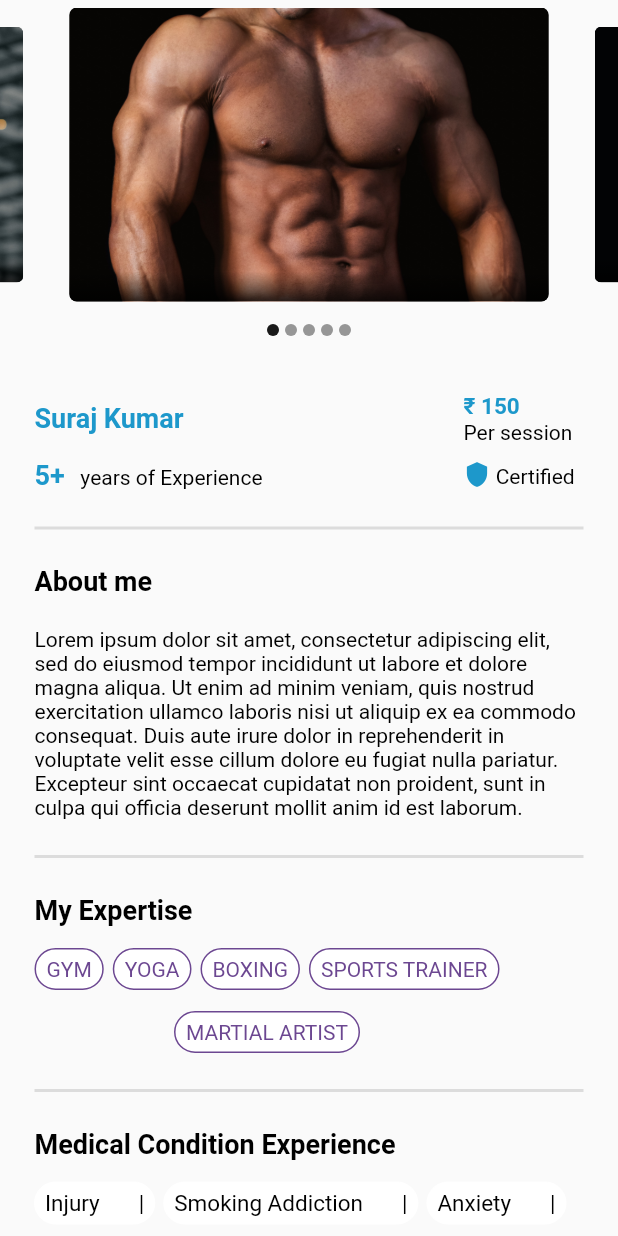
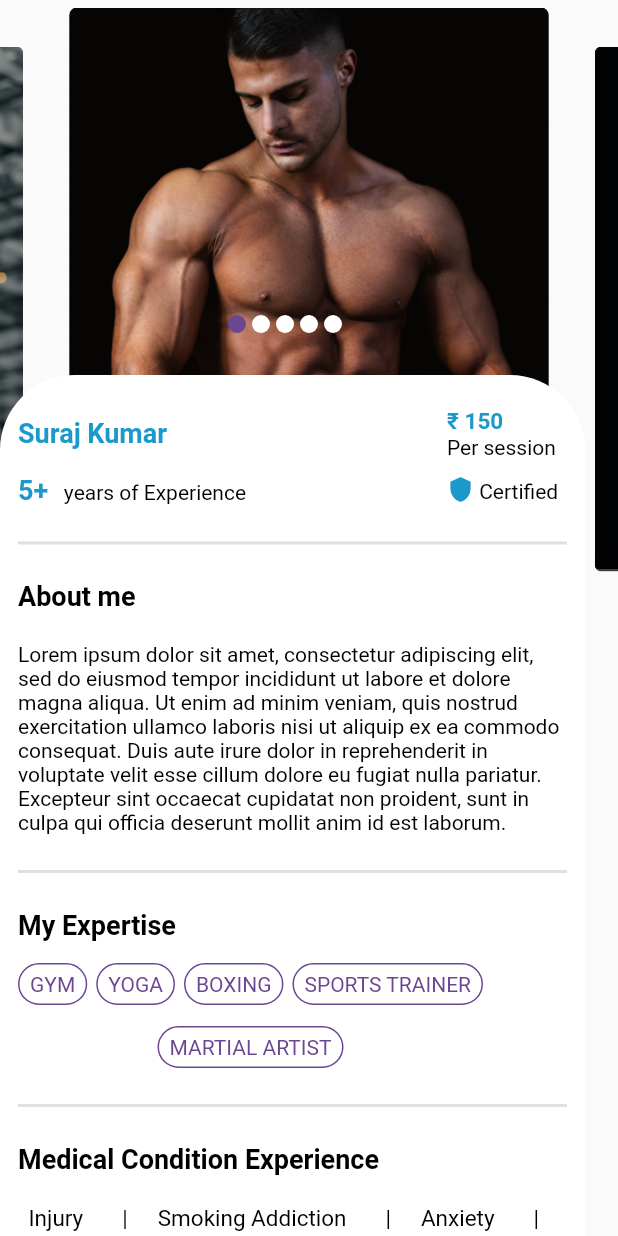
Before and after one commit to Tarster/Yoboshu_clone, a Flutter app: the screen it shows after launch, on a phone screen of 412 x 824 dp. Run offline on Flutter 3.47's test engine with Material 2 defaults, Android fonts, the phone set to English and light mode, and no system bars; drawn by our look-alikes of carousel_slider, flutter_tags; our stand-ins replace font_awesome_flutter.

Commit message:
Screen update

```diff
--- a/lib/main.dart
+++ b/lib/main.dart
@@ -1,3 +1,4 @@
+import 'package:flutter/foundation.dart';
 import 'package:flutter/material.dart';
 import 'package:trainer_clone/trainer_widget/image_widget/image_widget.dart';
 
@@ -54,16 +55,28 @@ class MyWidget extends StatelessWidget {
     return Scaffold(
       body: SafeArea(
         child: Stack(
-          alignment: Alignment.topCenter,
+          fit: StackFit.expand,
+          clipBehavior: Clip.hardEdge,
+
           children: <Widget>[
-            ImageWidget(),
+
+            Container(
+              //color: Colors.black,
+              width: 390,
+              child: ImageWidget(),
+            ),
             Positioned(
               top: 250,
-              child: Container(
-                //color: Colors.black,
-                width: 390,
-                child: SingleChildScrollView(
-                  child: TrainerDetailedProfile(),
+              width: 390,
+              child: SingleChildScrollView(
+                child: ClipRRect(
+
+                  borderRadius: BorderRadius.circular(50.0),
+                  child: Container(
+                    padding: EdgeInsets.only(top: 10.0) ,
+                    color: Colors.white,
+                    child: TrainerDetailedProfile(),
+                  ),
                 ),
               ),
             ),
--- a/lib/trainer_widget/image_widget/image_widget.dart
+++ b/lib/trainer_widget/image_widget/image_widget.dart
@@ -19,6 +19,7 @@ class _ImageWidgetState extends State<ImageWidget> {
   ];
   @override
   Widget build(BuildContext context) {
+    final double height = MediaQuery.of(context).size.height / 2;
     final List<Widget> imageSliders = imgList
         .map((item) => Container(
               child: Container(
@@ -54,10 +55,11 @@ class _ImageWidgetState extends State<ImageWidget> {
             ))
         .toList();
 
-    return Column(children: [
+    return Stack(children: [
       CarouselSlider(
         items: imageSliders,
         options: CarouselOptions(
+            height: height,
             autoPlay: true,
             enlargeCenterPage: true,
             aspectRatio: 2.0,
@@ -67,23 +69,25 @@ class _ImageWidgetState extends State<ImageWidget> {
               });
             }),
       ),
-      Row(
+      Positioned(
+        top: 200,
+        left: 150,
+        child: Row(
           mainAxisAlignment: MainAxisAlignment.center,
           children: imgList.map((url) {
             int index = imgList.indexOf(url);
             return Container(
-            width: 8.0,
-            height: 8.0,
+              width: 12.0,
+              height: 12.0,
               margin: EdgeInsets.symmetric(vertical: 10.0, horizontal: 2.0),
               decoration: BoxDecoration(
                 shape: BoxShape.circle,
-              color: _current == index
-                  ? Color.fromRGBO(0, 0, 0, 0.9)
-                  : Color.fromRGBO(0, 0, 0, 0.4),
+                color: _current == index ? Color(0xFF6c4791) : Colors.white,
               ),
             );
           }).toList(),
         ),
+      ),
     ]);
   }
 }
```
Lines whose indentation alone changed are shown as unchanged.
